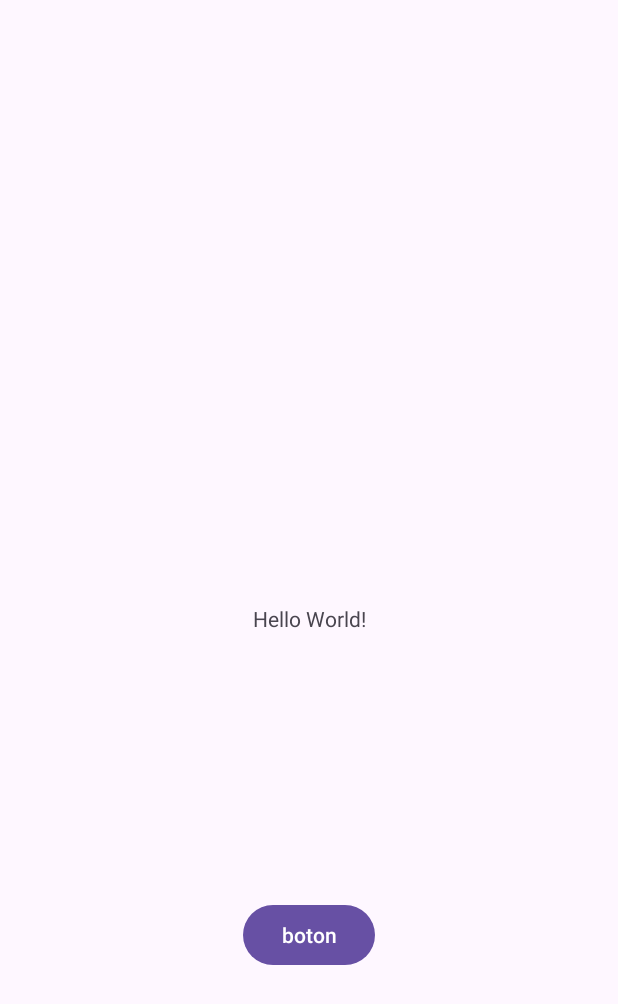
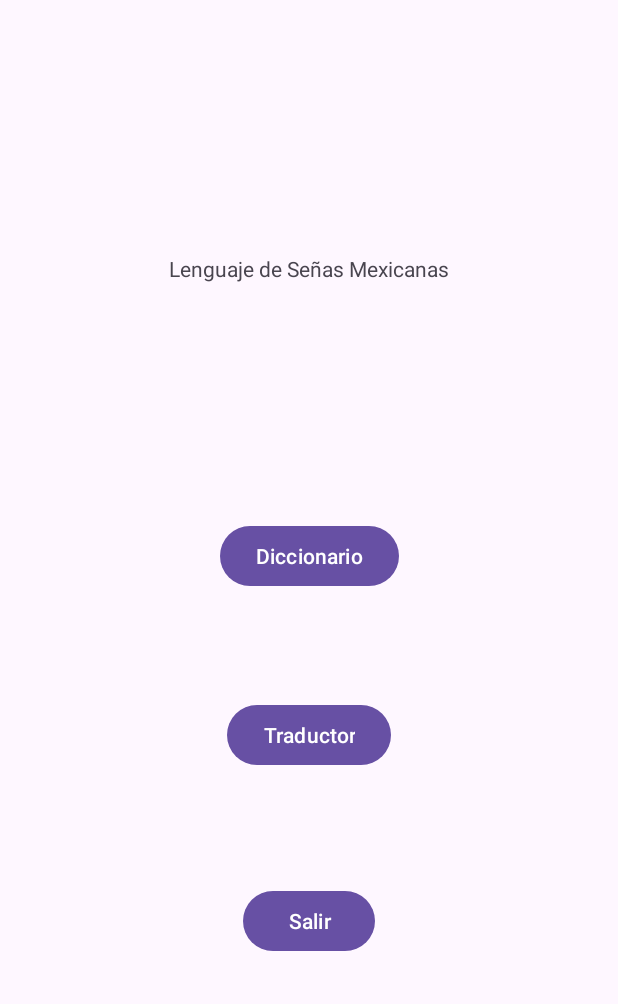
Before and after one commit to Arnoldo1305/LSM, an Android app: the screen it shows after launch (MainActivity), on a phone screen of 412 x 824 dp. Shown: the top 1004 px of the screen. Run offline under Robolectric (Android 15) with nearby library versions, the phone set to English and light mode, and no system bars.

Commit message:
corrigiendo practicas del main

```diff
--- a/app/src/main/res/layout/activity_main.xml
+++ b/app/src/main/res/layout/activity_main.xml
@@ -8,23 +8,47 @@
 
 
     <TextView
-        android:id="@+id/textView2"
+        android:id="@+id/lblTituloMain"
+        android:layout_width="wrap_content"
+        android:layout_height="39dp"
+        android:text="@string/string_main_titulo"
+        app:layout_constraintBottom_toTopOf="@+id/btnDiccionario"
+        app:layout_constraintEnd_toEndOf="parent"
+        app:layout_constraintStart_toStartOf="parent"
+        app:layout_constraintTop_toTopOf="parent"
+        app:layout_constraintVertical_bias="0.55" />
+
+    <Button
+        android:id="@+id/btnDiccionario"
         android:layout_width="wrap_content"
         android:layout_height="wrap_content"
-        android:text="Hello World!"
+        android:text="@string/string_boton_diccionario"
+        app:layout_constraintBottom_toTopOf="@+id/btnTraductor"
+        app:layout_constraintEnd_toEndOf="parent"
+        app:layout_constraintStart_toStartOf="parent"
+        app:layout_constraintTop_toTopOf="parent"
+        app:layout_constraintVertical_bias="0.83" />
+
+    <Button
+        android:id="@+id/btnTraductor"
+        android:layout_width="wrap_content"
+        android:layout_height="wrap_content"
+        android:text="@string/string_boton_traductor"
+        app:layout_constraintBottom_toTopOf="@+id/btnSalir"
+        app:layout_constraintEnd_toEndOf="parent"
+        app:layout_constraintStart_toStartOf="parent"
+        app:layout_constraintTop_toTopOf="parent"
+        app:layout_constraintVertical_bias="0.86" />
+
+    <Button
+        android:id="@+id/btnSalir"
+        android:layout_width="wrap_content"
+        android:layout_height="wrap_content"
+        android:text="@string/string_salir"
         app:layout_constraintBottom_toBottomOf="parent"
         app:layout_constraintEnd_toEndOf="parent"
         app:layout_constraintStart_toStartOf="parent"
-        app:layout_constraintTop_toTopOf="parent" />
-
-    <Button
-        android:id="@+id/button2"
-        android:layout_width="wrap_content"
-        android:layout_height="wrap_content"
-        android:text="boton"
-        app:layout_constraintBottom_toBottomOf="parent"
-        app:layout_constraintEnd_toEndOf="parent"
-        app:layout_constraintStart_toStartOf="parent"
-        app:layout_constraintTop_toBottomOf="@+id/textView2" />
+        app:layout_constraintTop_toTopOf="parent"
+        app:layout_constraintVertical_bias="0.76" />
 
 </androidx.constraintlayout.widget.ConstraintLayout>
--- a/app/src/main/res/values/strings.xml
+++ b/app/src/main/res/values/strings.xml
@@ -1,4 +1,10 @@
 <resources>
     <string name="app_name">LSM</string>
     <string name="title_activity_lista_categorias">ListaCategorias</string>
+
+    <string name="string_main_titulo">Lenguaje de Señas Mexicanas</string>
+    <string name="string_boton_diccionario">Diccionario</string>
+    <string name="string_boton_traductor">Traductor</string>
+    <string name="string_salir">Salir</string>
+
 </resources>
```
